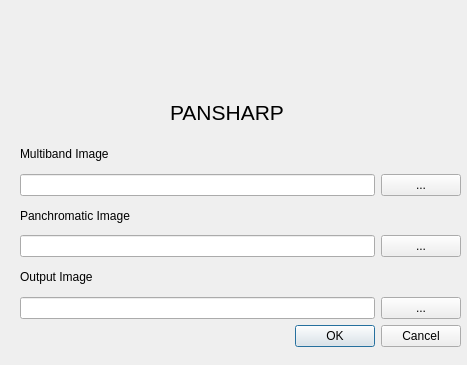
This is uis/ui_pansharp.ui in SENSUM-project/sensum_rs_qgis as Qt 5 draws it before an edit. The edited form follows.
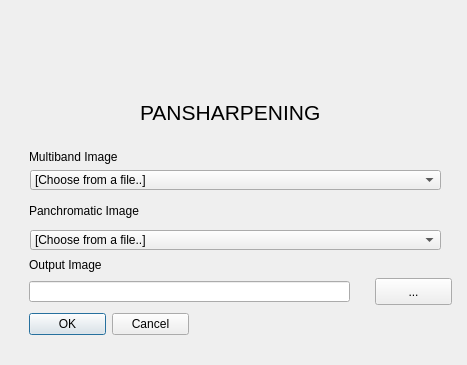
This is the edited form. Icons and pictures are not drawn.

Diff of the .ui file:
```diff
--- a/uis/ui_pansharp.ui
+++ b/uis/ui_pansharp.ui
@@ -34,32 +34,38 @@
      <height>207</height>
     </rect>
    </property>
-   <layout class="QGridLayout" name="gridLayout">
-    <item row="1" column="0">
-     <widget class="QLineEdit" name="lineEdit_multiband"/>
-    </item>
-    <item row="1" column="1">
-     <widget class="QPushButton" name="pushButton_multiband">
-      <property name="text">
-       <string>...</string>
-      </property>
-     </widget>
-    </item>
-    <item row="3" column="0">
-     <widget class="QLineEdit" name="lineEdit_panchromatic"/>
-    </item>
-    <item row="5" column="0">
-     <widget class="QLineEdit" name="lineEdit_output"/>
-    </item>
-    <item row="5" column="1">
+   <widget class="QLineEdit" name="lineEdit_output">
+    <property name="geometry">
+     <rect>
+      <x>9</x>
+      <y>141</y>
+      <width>321</width>
+      <height>21</height>
+     </rect>
+    </property>
+   </widget>
      <widget class="QPushButton" name="pushButton_output">
+    <property name="geometry">
+     <rect>
+      <x>355</x>
+      <y>138</y>
+      <width>77</width>
+      <height>27</height>
+     </rect>
+    </property>
       <property name="text">
        <string>...</string>
       </property>
      </widget>
-    </item>
-    <item row="6" column="0" colspan="2">
      <widget class="QDialogButtonBox" name="buttonBox">
+    <property name="geometry">
+     <rect>
+      <x>9</x>
+      <y>171</y>
+      <width>160</width>
+      <height>27</height>
+     </rect>
+    </property>
       <property name="orientation">
        <enum>Qt::Horizontal</enum>
       </property>
@@ -67,48 +73,87 @@
        <set>QDialogButtonBox::Cancel|QDialogButtonBox::Ok</set>
       </property>
      </widget>
-    </item>
-    <item row="2" column="0" colspan="2">
      <widget class="QLabel" name="label_panchromatic">
+    <property name="geometry">
+     <rect>
+      <x>9</x>
+      <y>63</y>
+      <width>123</width>
+      <height>16</height>
+     </rect>
+    </property>
       <property name="text">
        <string>Panchromatic Image</string>
       </property>
      </widget>
-    </item>
-    <item row="0" column="0" colspan="2">
      <widget class="QLabel" name="label_multiband">
+    <property name="geometry">
+     <rect>
+      <x>9</x>
+      <y>9</y>
+      <width>101</width>
+      <height>16</height>
+     </rect>
+    </property>
       <property name="text">
        <string>Multiband Image</string>
       </property>
      </widget>
-    </item>
-    <item row="4" column="0" colspan="2">
      <widget class="QLabel" name="label_output">
+    <property name="geometry">
+     <rect>
+      <x>9</x>
+      <y>117</y>
+      <width>83</width>
+      <height>16</height>
+     </rect>
+    </property>
       <property name="text">
        <string>Output Image</string>
       </property>
      </widget>
-    </item>
-    <item row="3" column="1">
-     <widget class="QPushButton" name="pushButton_panchromatic">
+   <widget class="QComboBox" name="comboBox_multiband">
+    <property name="geometry">
+     <rect>
+      <x>10</x>
+      <y>30</y>
+      <width>411</width>
+      <height>20</height>
+     </rect>
+    </property>
+    <item>
       <property name="text">
-       <string>...</string>
-      </property>
-     </widget>
+      <string comment="Click to select File" extracomment="Click to select File">[Choose from a file..]</string>
+     </property>
+    </item>
+   </widget>
+   <widget class="QComboBox" name="comboBox_panchromatic">
+    <property name="geometry">
+     <rect>
+      <x>10</x>
+      <y>90</y>
+      <width>411</width>
+      <height>20</height>
+     </rect>
+    </property>
+    <item>
+     <property name="text">
+      <string comment="Click to select File" extracomment="Click to select File">[Choose from a file..]</string>
+     </property>
     </item>
-   </layout>
+   </widget>
   </widget>
   <widget class="QLabel" name="label_title">
    <property name="geometry">
     <rect>
-     <x>170</x>
+     <x>140</x>
      <y>100</y>
-     <width>121</width>
+     <width>181</width>
      <height>21</height>
     </rect>
    </property>
    <property name="text">
-    <string>&lt;html&gt;&lt;head/&gt;&lt;body&gt;&lt;p&gt;&lt;span style=&quot; font-size:16pt;&quot;&gt;PANSHARP&lt;/span&gt;&lt;/p&gt;&lt;/body&gt;&lt;/html&gt;</string>
+    <string>&lt;html&gt;&lt;head/&gt;&lt;body&gt;&lt;p&gt;&lt;span style=&quot; font-size:16pt;&quot;&gt;PANSHARPENING&lt;/span&gt;&lt;/p&gt;&lt;/body&gt;&lt;/html&gt;</string>
    </property>
   </widget>
   <widget class="QLabel" name="logo_sensum">
```
Lines whose indentation alone changed are shown as unchanged.
